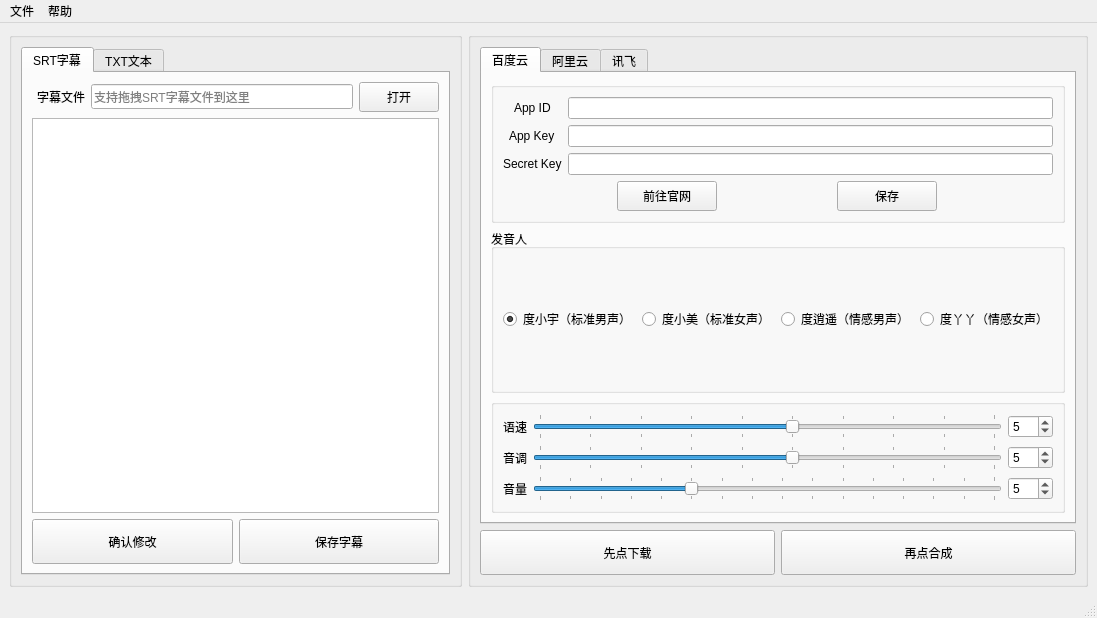
First picture: the form in mainwindow.ui, repository kizx/subtitle2audio, before the edit.
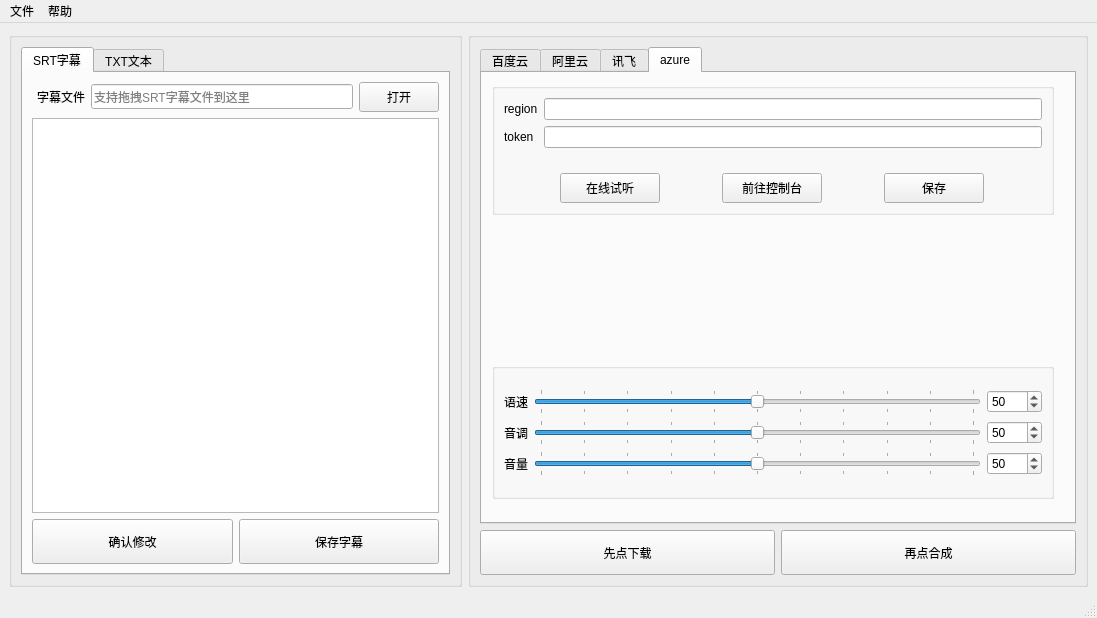
Second picture: the form after the edit. Custom widgets are drawn as their Qt base class.

```diff
--- a/mainwindow.ui
+++ b/mainwindow.ui
@@ -7,7 +7,7 @@
     <x>0</x>
     <y>0</y>
     <width>1097</width>
-    <height>606</height>
+    <height>611</height>
    </rect>
   </property>
   <property name="windowTitle">
@@ -344,7 +344,7 @@
           <bool>false</bool>
          </property>
          <property name="currentIndex">
-          <number>0</number>
+          <number>3</number>
          </property>
          <widget class="QWidget" name="baidu">
           <attribute name="title">
@@ -2041,6 +2041,296 @@
            </item>
           </layout>
          </widget>
+         <widget class="QWidget" name="azure">
+          <attribute name="title">
+           <string>azure</string>
+          </attribute>
+          <widget class="QGroupBox" name="groupBox_9">
+           <property name="geometry">
+            <rect>
+             <x>10</x>
+             <y>10</y>
+             <width>562</width>
+             <height>132</height>
+            </rect>
+           </property>
+           <property name="title">
+            <string/>
+           </property>
+           <layout class="QVBoxLayout" name="verticalLayout_17">
+            <item>
+             <layout class="QFormLayout" name="formLayout_6">
+              <item row="0" column="0">
+               <widget class="QLabel" name="label_21">
+                <property name="text">
+                 <string>region</string>
+                </property>
+               </widget>
+              </item>
+              <item row="0" column="1">
+               <widget class="QLineEdit" name="azu_region"/>
+              </item>
+              <item row="1" column="0">
+               <widget class="QLabel" name="label_22">
+                <property name="text">
+                 <string>token</string>
+                </property>
+               </widget>
+              </item>
+              <item row="1" column="1">
+               <widget class="QLineEdit" name="azu_token">
+                <property name="echoMode">
+                 <enum>QLineEdit::PasswordEchoOnEdit</enum>
+                </property>
+               </widget>
+              </item>
+             </layout>
+            </item>
+            <item>
+             <layout class="QHBoxLayout" name="horizontalLayout_11">
+              <item>
+               <widget class="QPushButton" name="xfai_2">
+                <property name="sizePolicy">
+                 <sizepolicy hsizetype="Fixed" vsizetype="Fixed">
+                  <horstretch>0</horstretch>
+                  <verstretch>0</verstretch>
+                 </sizepolicy>
+                </property>
+                <property name="minimumSize">
+                 <size>
+                  <width>100</width>
+                  <height>30</height>
+                 </size>
+                </property>
+                <property name="text">
+                 <string>在线试听</string>
+                </property>
+               </widget>
+              </item>
+              <item>
+               <widget class="QPushButton" name="xfapi_2">
+                <property name="sizePolicy">
+                 <sizepolicy hsizetype="Fixed" vsizetype="Fixed">
+                  <horstretch>0</horstretch>
+                  <verstretch>0</verstretch>
+                 </sizepolicy>
+                </property>
+                <property name="minimumSize">
+                 <size>
+                  <width>100</width>
+                  <height>30</height>
+                 </size>
+                </property>
+                <property name="text">
+                 <string>前往控制台</string>
+                </property>
+               </widget>
+              </item>
+              <item>
+               <widget class="QPushButton" name="save_azu">
+                <property name="sizePolicy">
+                 <sizepolicy hsizetype="Fixed" vsizetype="Fixed">
+                  <horstretch>0</horstretch>
+                  <verstretch>0</verstretch>
+                 </sizepolicy>
+                </property>
+                <property name="minimumSize">
+                 <size>
+                  <width>100</width>
+                  <height>30</height>
+                 </size>
+                </property>
+                <property name="statusTip">
+                 <string>必须先保存</string>
+                </property>
+                <property name="text">
+                 <string>保存</string>
+                </property>
+               </widget>
+              </item>
+             </layout>
+            </item>
+           </layout>
+          </widget>
+          <widget class="QGroupBox" name="groupBox_10">
+           <property name="geometry">
+            <rect>
+             <x>10</x>
+             <y>290</y>
+             <width>562</width>
+             <height>136</height>
+            </rect>
+           </property>
+           <property name="title">
+            <string/>
+           </property>
+           <layout class="QVBoxLayout" name="verticalLayout_18">
+            <item>
+             <layout class="QVBoxLayout" name="verticalLayout_19">
+              <item>
+               <layout class="QHBoxLayout" name="horizontalLayout_17">
+                <item>
+                 <widget class="QLabel" name="label_24">
+                  <property name="text">
+                   <string>语速</string>
+                  </property>
+                  <property name="alignment">
+                   <set>Qt::AlignLeading|Qt::AlignLeft|Qt::AlignVCenter</set>
+                  </property>
+                 </widget>
+                </item>
+                <item>
+                 <widget class="QSlider" name="spd_azu">
+                  <property name="maximum">
+                   <number>100</number>
+                  </property>
+                  <property name="singleStep">
+                   <number>10</number>
+                  </property>
+                  <property name="pageStep">
+                   <number>10</number>
+                  </property>
+                  <property name="value">
+                   <number>50</number>
+                  </property>
+                  <property name="orientation">
+                   <enum>Qt::Horizontal</enum>
+                  </property>
+                  <property name="tickPosition">
+                   <enum>QSlider::TicksBothSides</enum>
+                  </property>
+                 </widget>
+                </item>
+                <item>
+                 <widget class="QSpinBox" name="vol_spin_ali_5">
+                  <property name="minimumSize">
+                   <size>
+                    <width>55</width>
+                    <height>0</height>
+                   </size>
+                  </property>
+                  <property name="maximum">
+                   <number>100</number>
+                  </property>
+                  <property name="value">
+                   <number>50</number>
+                  </property>
+                 </widget>
+                </item>
+               </layout>
+              </item>
+              <item>
+               <layout class="QHBoxLayout" name="horizontalLayout_25">
+                <item>
+                 <widget class="QLabel" name="label_25">
+                  <property name="sizePolicy">
+                   <sizepolicy hsizetype="Preferred" vsizetype="Preferred">
+                    <horstretch>0</horstretch>
+                    <verstretch>0</verstretch>
+                   </sizepolicy>
+                  </property>
+                  <property name="text">
+                   <string>音调</string>
+                  </property>
+                  <property name="alignment">
+                   <set>Qt::AlignCenter</set>
+                  </property>
+                 </widget>
+                </item>
+                <item>
+                 <widget class="QSlider" name="pit_azu">
+                  <property name="maximum">
+                   <number>100</number>
+                  </property>
+                  <property name="singleStep">
+                   <number>10</number>
+                  </property>
+                  <property name="pageStep">
+                   <number>10</number>
+                  </property>
+                  <property name="value">
+                   <number>50</number>
+                  </property>
+                  <property name="orientation">
+                   <enum>Qt::Horizontal</enum>
+                  </property>
+                  <property name="tickPosition">
+                   <enum>QSlider::TicksBothSides</enum>
+                  </property>
+                 </widget>
+                </item>
+                <item>
+                 <widget class="QSpinBox" name="vol_spin_ali_6">
+                  <property name="minimumSize">
+                   <size>
+                    <width>55</width>
+                    <height>0</height>
+                   </size>
+                  </property>
+                  <property name="maximum">
+                   <number>100</number>
+                  </property>
+                  <property name="value">
+                   <number>50</number>
+                  </property>
+                 </widget>
+                </item>
+               </layout>
+              </item>
+              <item>
+               <layout class="QHBoxLayout" name="horizontalLayout_26">
+                <item>
+                 <widget class="QLabel" name="label_26">
+                  <property name="text">
+                   <string>音量</string>
+                  </property>
+                 </widget>
+                </item>
+                <item>
+                 <widget class="QSlider" name="vol_azu">
+                  <property name="maximum">
+                   <number>100</number>
+                  </property>
+                  <property name="singleStep">
+                   <number>10</number>
+                  </property>
+                  <property name="pageStep">
+                   <number>10</number>
+                  </property>
+                  <property name="value">
+                   <number>50</number>
+                  </property>
+                  <property name="orientation">
+                   <enum>Qt::Horizontal</enum>
+                  </property>
+                  <property name="tickPosition">
+                   <enum>QSlider::TicksBothSides</enum>
+                  </property>
+                 </widget>
+                </item>
+                <item>
+                 <widget class="QSpinBox" name="vol_spin_ali_7">
+                  <property name="minimumSize">
+                   <size>
+                    <width>55</width>
+                    <height>0</height>
+                   </size>
+                  </property>
+                  <property name="maximum">
+                   <number>100</number>
+                  </property>
+                  <property name="value">
+                   <number>50</number>
+                  </property>
+                 </widget>
+                </item>
+               </layout>
+              </item>
+             </layout>
+            </item>
+           </layout>
+          </widget>
+         </widget>
         </widget>
        </item>
        <item>
```
Left out of the diff: 5 changed lines with no effect on the pictures.
